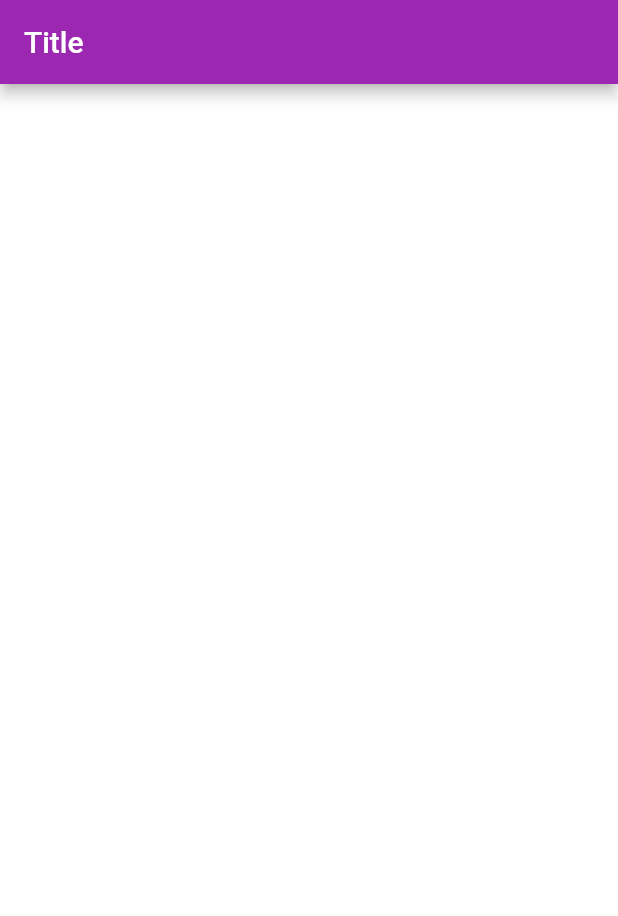
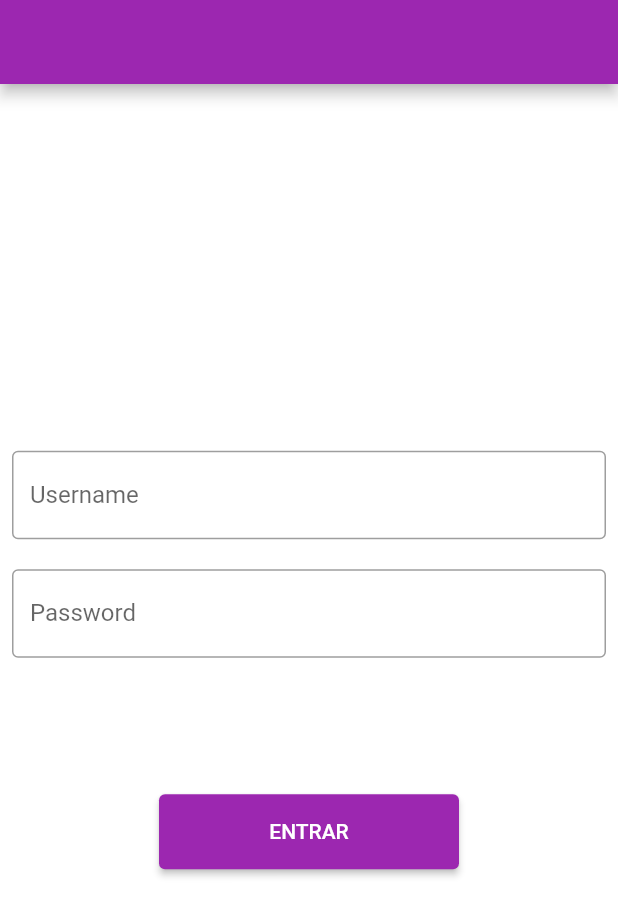
Before and after one commit to ThiagoFreitasDaSilva/app-pizzaria, a Flutter app: the screen it shows after launch, on a phone screen of 412 x 824 dp. Shown: the top 916 px of the screen. Run offline on Flutter 3.47's test engine with Material 2 defaults, Android fonts, the phone set to English and light mode, and no system bars; our stand-ins replace get_it.

Commit message:
feat: tela de login

```diff
--- /dev/null
+++ b/lib/app/presentation/controllers/login.controller.dart
@@ -0,0 +1 @@
+class LoginController {}
--- /dev/null
+++ b/lib/app/presentation/ui/pages/login/login.page.dart
@@ -0,0 +1,57 @@
+import 'package:flutter/material.dart';
+
+class LoginPage extends StatefulWidget {
+  const LoginPage({Key? key}) : super(key: key);
+
+  @override
+  State<LoginPage> createState() => _LoginPageState();
+}
+
+class _LoginPageState extends State<LoginPage> {
+  final formKey = GlobalKey();
+
+  Widget formFields() {
+    return Column(children: [
+      TextFormField(
+        decoration: const InputDecoration(
+            labelText: 'Username', border: OutlineInputBorder()),
+      ),
+      const SizedBox(
+        height: 20,
+      ),
+      TextFormField(
+        obscureText: true,
+        decoration: const InputDecoration(
+            labelText: 'Password', border: OutlineInputBorder()),
+      )
+    ]);
+  }
+
+  @override
+  Widget build(BuildContext context) {
+    return Center(
+      child: Padding(
+        padding: const EdgeInsets.all(8.0),
+        child: Form(
+            key: formKey,
+            child: Column(
+              mainAxisAlignment: MainAxisAlignment.spaceAround,
+              children: [
+                const SizedBox(height: 100),
+                formFields(),
+                SizedBox(
+                  height: 50,
+                  width: 200,
+                  child: ElevatedButton(
+                      onPressed: () {
+                        setState(() {});
+                      },
+                      child: const Text('ENTRAR')),
+                ),
+                const SizedBox(height: 100)
+              ],
+            )),
+      ),
+    );
+  }
+}
--- a/lib/main.dart
+++ b/lib/main.dart
@@ -1,5 +1,6 @@
 import 'package:flutter/material.dart';
-import 'package:projeto_pizza/app/presentation/ui/pages/home.page.dart';
+import 'package:projeto_pizza/app/presentation/ui/pages/home/home.page.dart';
+import 'package:projeto_pizza/app/presentation/ui/pages/login/login.page.dart';
 import 'package:projeto_pizza/core/packages/getit/get_it.package.dart';
 
 main() {
@@ -13,10 +14,12 @@ class AppWidget extends StatelessWidget {
   @override
   Widget build(BuildContext context) {
     return MaterialApp(
-      theme: ThemeData.from(
-          colorScheme: ColorScheme.fromSwatch(
-              primarySwatch: Colors.purple, backgroundColor: Colors.white)),
-      home: const HomePage(),
-    );
+        theme: ThemeData.from(
+            colorScheme: ColorScheme.fromSwatch(
+                primarySwatch: Colors.purple, backgroundColor: Colors.white)),
+        home: Scaffold(
+          appBar: AppBar(),
+          body: const LoginPage(),
+        ));
   }
 }
```
Also changed, not shown: lib/app/presentation/ui/pages/home/home.page.dart (renamed from lib/app/presentation/ui/pages/home.page.dart), lib/app/presentation/ui/pages/request_pizza/request_pizza.page.dart (renamed from lib/app/presentation/ui/pages/request_pizza.page.dart).
